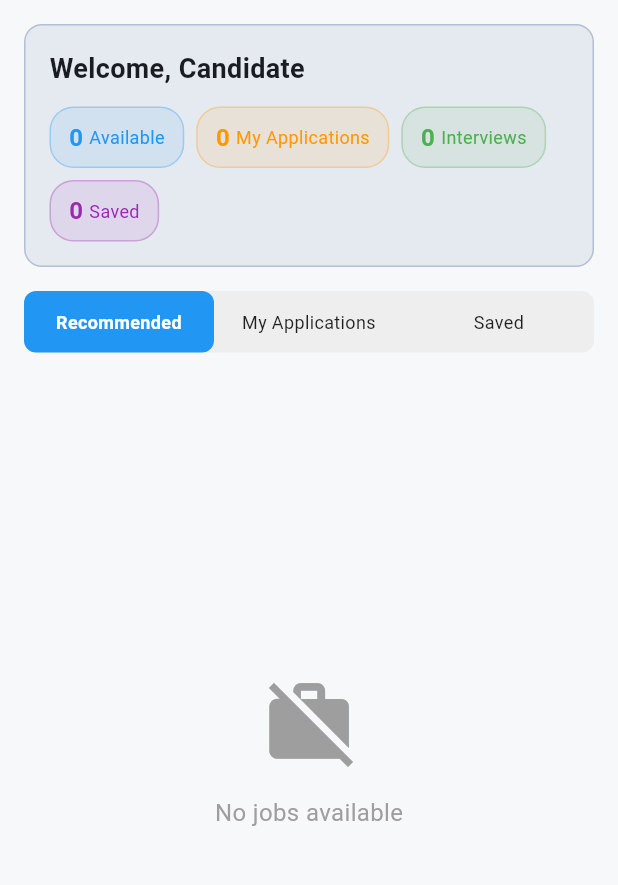
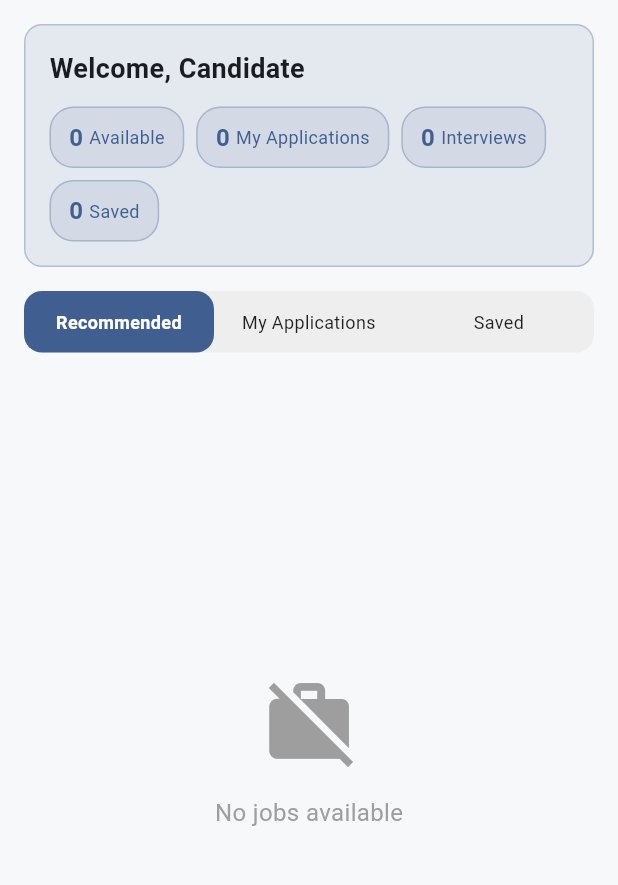
Before and after one commit to francisco3788/bolsa-_trabajo-flutter_proyect_final, a Flutter app: the DashboardCandidatePage screen opened by its route, on a phone screen of 412 x 824 dp, the part 84-969 px from its top. Run offline on Flutter 3.47's test engine with Material 3 defaults, Android fonts, the light colour scheme and no system bars; our stand-ins replace dartz, equatable, file_picker, flutter_dotenv, get, image_picker and 1 more; accounts and stored records are empty.

Commit message:
mejora de diseño botones dashboard candidato

```diff
--- a/lib/features/jobs/presentation/pages/dashboard_candidato_page.dart
+++ b/lib/features/jobs/presentation/pages/dashboard_candidato_page.dart
@@ -46,9 +46,9 @@ class DashboardCandidatePage extends GetView<JobsHomeController> {
       child: ListView(
         padding: EdgeInsets.zero,
         children: [
-          const DrawerHeader(
+          DrawerHeader(
             decoration: BoxDecoration(
-              color: Colors.blue,
+              color: Theme.of(context).colorScheme.primary,
             ),
             child: Column(
               crossAxisAlignment: CrossAxisAlignment.start,
@@ -60,7 +60,7 @@ class DashboardCandidatePage extends GetView<JobsHomeController> {
                   color: Colors.white,
                 ),
                 SizedBox(height: 8),
-                Text(
+                const Text(
                   JobsTexts.candidate,
                   style: TextStyle(
                     color: Colors.white,
@@ -132,10 +132,10 @@ class DashboardCandidatePage extends GetView<JobsHomeController> {
       margin: const EdgeInsets.all(16),
       padding: const EdgeInsets.all(16),
       decoration: BoxDecoration(
-        color: Theme.of(context).primaryColor.withValues(alpha: 0.1),
+        color: Theme.of(context).colorScheme.primary.withOpacity(0.1),
         borderRadius: BorderRadius.circular(12),
         border: Border.all(
-          color: Theme.of(context).primaryColor.withValues(alpha: 0.3),
+          color: Theme.of(context).colorScheme.primary.withOpacity(0.3),
         ),
       ),
       child: Column(
@@ -177,23 +177,23 @@ class DashboardCandidatePage extends GetView<JobsHomeController> {
                 KpiChip(
                   label: JobsTexts.availableJobs,
                   value: kpis.totalJobs.toString(),
-                  color: Colors.blue,
+                  color: Theme.of(context).colorScheme.primary,
                 ),
                 KpiChip(
                   label: JobsTexts.myApplicationsMenu,
                   value: kpis.totalApplications.toString(),
-                  color: Colors.orange,
+                  color: Theme.of(context).colorScheme.primary,
                 ),
                 KpiChip(
                   label: JobsTexts.interviews,
                   value: kpis.totalInterviews.toString(),
-                  color: Colors.green,
+                  color: Theme.of(context).colorScheme.primary,
                 ),
                 if (kpis.savedJobs != null)
                   KpiChip(
                     label: JobsTexts.savedMenu,
                     value: kpis.savedJobs.toString(),
-                    color: Colors.purple,
+                    color: Theme.of(context).colorScheme.primary,
                   ),
             ],
           );
@@ -208,7 +208,7 @@ class DashboardCandidatePage extends GetView<JobsHomeController> {
       margin: const EdgeInsets.symmetric(horizontal: 16),
       decoration: BoxDecoration(
         color: Colors.grey[200],
-        borderRadius: BorderRadius.circular(8),
+        borderRadius: BorderRadius.circular(12),
       ),
       child: Obx(() => Row(
         children: [
@@ -217,6 +217,7 @@ class DashboardCandidatePage extends GetView<JobsHomeController> {
               JobsTexts.recommendedTab,
               0,
               controller.currentTabIndex.value == 0,
+              context,
             ),
           ),
           Expanded(
@@ -224,6 +225,7 @@ class DashboardCandidatePage extends GetView<JobsHomeController> {
               JobsTexts.myApplicationsMenu,
               1,
               controller.currentTabIndex.value == 1,
+              context,
             ),
           ),
           Expanded(
@@ -231,6 +233,7 @@ class DashboardCandidatePage extends GetView<JobsHomeController> {
               JobsTexts.savedMenu,
               2,
               controller.currentTabIndex.value == 2,
+              context,
             ),
           ),
         ],
@@ -238,14 +241,14 @@ class DashboardCandidatePage extends GetView<JobsHomeController> {
     );
   }
 
-  Widget _buildTabButton(String title, int index, bool isSelected) {
+  Widget _buildTabButton(String title, int index, bool isSelected, BuildContext context) {
     return GestureDetector(
       onTap: () => controller.changeTab(index),
       child: Container(
         padding: const EdgeInsets.symmetric(vertical: 12),
         decoration: BoxDecoration(
-          color: isSelected ? Colors.blue : Colors.transparent,
-          borderRadius: BorderRadius.circular(8),
+          color: isSelected ? Theme.of(context).colorScheme.primary : Colors.transparent,
+          borderRadius: BorderRadius.circular(12),
         ),
         child: Text(
           title,
--- a/lib/features/jobs/presentation/widgets/application_card.dart
+++ b/lib/features/jobs/presentation/widgets/application_card.dart
@@ -56,7 +56,7 @@ class ApplicationCard extends StatelessWidget {
                 Container(
                   padding: const EdgeInsets.symmetric(horizontal: 8, vertical: 4),
                   decoration: BoxDecoration(
-                    color: _getStatusColor(application.status).withValues(alpha: 0.1),
+                    color: _getStatusColor(application.status).withOpacity(0.1),
                     borderRadius: BorderRadius.circular(12),
                   ),
                   child: Text(
--- a/lib/features/jobs/presentation/widgets/job_card.dart
+++ b/lib/features/jobs/presentation/widgets/job_card.dart
@@ -69,7 +69,7 @@ class JobCard extends StatelessWidget {
                           )
                         : Icon(
                             isSaved ? Icons.bookmark : Icons.bookmark_border,
-                            color: isSaved ? Colors.blue : Colors.grey,
+                            color: isSaved ? Theme.of(context).colorScheme.primary : Colors.grey,
                           ),
                   ),
               ],
@@ -96,7 +96,7 @@ class JobCard extends StatelessWidget {
                   decoration: BoxDecoration(
                     color: _getWorkModeColor(
                       job.workMode,
-                    ).withValues(alpha: 0.1),
+                    ).withOpacity(0.1),
                     borderRadius: BorderRadius.circular(12),
                   ),
                   child: Text(
@@ -119,14 +119,14 @@ class JobCard extends StatelessWidget {
                     vertical: 4,
                   ),
                   decoration: BoxDecoration(
-                    color: Colors.blue.withValues(alpha: 0.1),
+                    color: Theme.of(context).colorScheme.primary.withOpacity(0.1),
                     borderRadius: BorderRadius.circular(12),
                   ),
                   child: Text(
                     job.jobTypeDisplay,
-                    style: const TextStyle(
+                    style: TextStyle(
                       fontSize: 10,
-                      color: Colors.blue,
+                      color: Theme.of(context).colorScheme.primary,
                       fontWeight: FontWeight.w500,
                     ),
                   ),
@@ -205,7 +205,7 @@ class JobCard extends StatelessWidget {
                 child: ElevatedButton(
                   onPressed: hasApplied || isApplying ? null : onApply,
                   style: ElevatedButton.styleFrom(
-                    backgroundColor: hasApplied ? Colors.grey : Colors.blue,
+                    backgroundColor: hasApplied ? Colors.grey : Theme.of(context).colorScheme.primary,
                     foregroundColor: Colors.white,
                     shape: RoundedRectangleBorder(
                       borderRadius: BorderRadius.circular(8),
--- a/lib/features/jobs/presentation/widgets/kpi_chip.dart
+++ b/lib/features/jobs/presentation/widgets/kpi_chip.dart
@@ -17,10 +17,10 @@ class KpiChip extends StatelessWidget {
     return Container(
       padding: const EdgeInsets.symmetric(horizontal: 12, vertical: 8),
       decoration: BoxDecoration(
-        color: color.withValues(alpha: 0.1),
+        color: color.withOpacity(0.1),
         borderRadius: BorderRadius.circular(16),
         border: Border.all(
-          color: color.withValues(alpha: 0.3),
+          color: color.withOpacity(0.3),
         ),
       ),
       child: Row(
```
Lines whose indentation alone changed are shown as unchanged.
